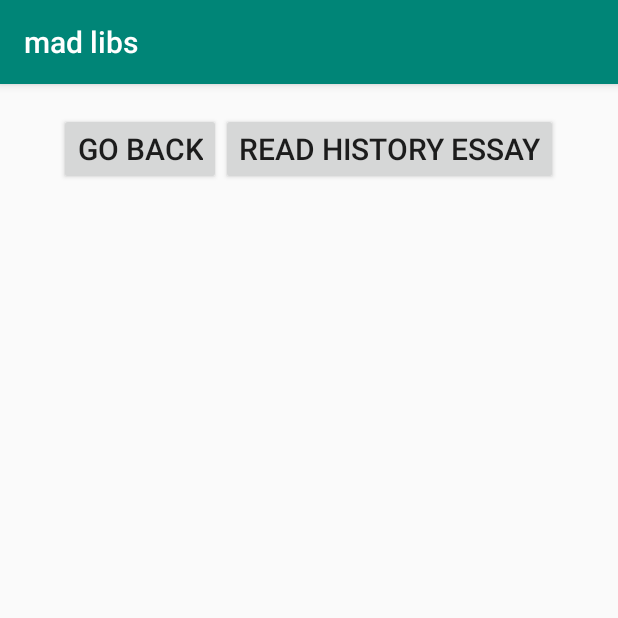
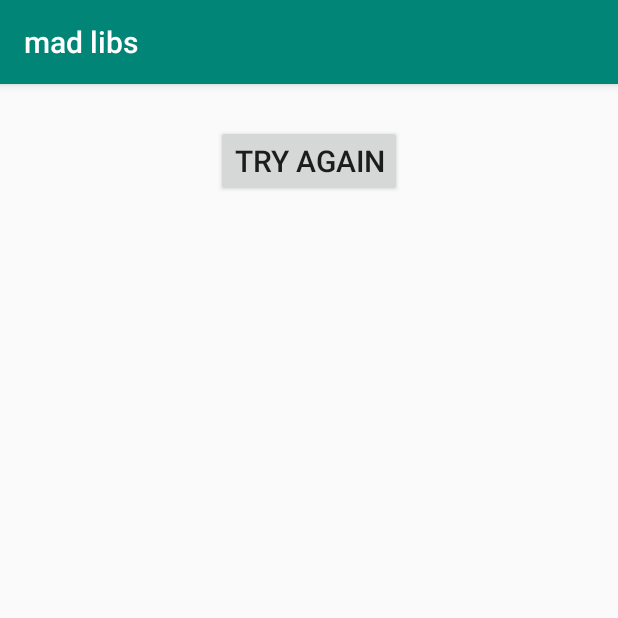
Before and after one commit to wk75548305/calculator, an Android app: the result screen opened directly, with no data from a screen before it, on a phone screen of 412 x 824 dp, the top half of it. Run offline under Robolectric (Android 15) with nearby library versions, the phone set to English and light mode, and no system bars; 4 statements that could not run were skipped.

Commit message:
Mobile A2 finished

```diff
--- a/HelloWorldApplication/madlibs/app/src/main/java/com/example/madlibs/result.java
+++ b/HelloWorldApplication/madlibs/app/src/main/java/com/example/madlibs/result.java
@@ -2,15 +2,87 @@ package com.example.madlibs;
 
 import androidx.appcompat.app.AppCompatActivity;
 
+import android.content.Intent;
 import android.os.Bundle;
+import android.view.View;
+import android.widget.Button;
+import android.widget.TextView;
 
-public class result extends AppCompatActivity {
+import org.w3c.dom.Text;
+
+import java.io.File;
+import java.util.ArrayList;
+
+public class result extends AppCompatActivity implements View.OnClickListener {
+
+    String essay;
+    ArrayList userinput;
+    int length;
+    String regex, output;
+    TextView result, record;
+    Button back;
+    Button history;
+    Button closehistory;
 
     @Override
     protected void onCreate(Bundle savedInstanceState) {
         super.onCreate(savedInstanceState);
         setContentView(R.layout.activity_result);
 
+        result = findViewById(R.id.result);
+        record = findViewById(R.id.record);
+        back = findViewById(R.id.back);
+        closehistory = findViewById(R.id.unshowrecord);
+        String regex = "<.*?>";
+
+        record.setText(output);
+
+        Bundle extradata = getIntent().getExtras();
+        essay = extradata.getString("essay");
+        userinput = extradata.getStringArrayList("userinput");
+        length = extradata.getInt("occurance");
+
+        output = essay;
+
+        for (int i = 0; i < length; i++) {
+            String dummy = (String) userinput.get(i);
+            output = output.replaceFirst(regex, dummy);
+        }
+
+        result.setText(output);
+
+
+
+        history.setOnClickListener(new View.OnClickListener() {
+            @Override
+            public void onClick(View view) {
+                record.setVisibility(View.VISIBLE);
+                history.setVisibility(View.GONE);
+                closehistory.setVisibility(View.VISIBLE);
+            }
+        });
+
+        closehistory.setOnClickListener(new View.OnClickListener() {
+            @Override
+            public void onClick(View view) {
+                record.setVisibility(View.GONE);
+                history.setVisibility(View.VISIBLE);
+                closehistory.setVisibility(View.GONE);
+            }
+        });
+
+        back.setOnClickListener(new View.OnClickListener() {
+            @Override
+            public void onClick(View view) {
+                final Intent intent = new Intent(result.this, MainActivity.class);
+                startActivity(intent);
+            }
+        });
+
+    }
+
+    @Override
+    public void onClick(View v) {
 
     }
 }
--- a/HelloWorldApplication/madlibs/app/src/main/res/layout/activity_main.xml
+++ b/HelloWorldApplication/madlibs/app/src/main/res/layout/activity_main.xml
@@ -46,6 +46,7 @@
             android:id="@+id/goresult"
             android:layout_width="wrap_content"
             android:layout_height="wrap_content"
+            android:visibility="invisible"
             android:text="lets go"
             />
     </LinearLayout>
--- a/HelloWorldApplication/madlibs/app/src/main/res/layout/activity_result.xml
+++ b/HelloWorldApplication/madlibs/app/src/main/res/layout/activity_result.xml
@@ -11,25 +11,38 @@
         android:id="@+id/result"
         android:layout_width="match_parent"
         android:layout_height="wrap_content"
+        android:textSize="20dp"
         />
     <LinearLayout
         android:layout_width="match_parent"
         android:layout_height="wrap_content"
         android:gravity="center_horizontal"
         android:orientation="horizontal">
-    <Button
-        android:id="@+id/back"
-        android:layout_width="wrap_content"
-        android:layout_height="wrap_content"
-        android:textSize="20dp"
-        android:text="Go back"
-        />
+
         <Button
-            android:id="@+id/history"
+            android:id="@+id/back"
             android:layout_width="wrap_content"
             android:layout_height="wrap_content"
-            android:text="Read history essay"
+            android:textSize="20dp"
+            android:text="Try Again"
+            />
+
+        <Button
+            android:id="@+id/unshowrecord"
+            android:layout_width="wrap_content"
+            android:layout_height="wrap_content"
+            android:visibility="gone"
+            android:text="Close History"
             android:textSize="20dp"
             />
+
     </LinearLayout>
+
+    <TextView
+        android:id="@+id/record"
+        android:layout_width="match_parent"
+        android:layout_height="wrap_content"
+        android:visibility="invisible"
+        android:textSize="20dp"
+        />
 </LinearLayout>
--- a/HelloWorldApplication/madlibs/app/src/main/res/raw/sample.txt
+++ b/HelloWorldApplication/madlibs/app/src/main/res/raw/sample.txt
@@ -1 +1 @@
-Let's try to run your <pronoun>. I assume you have connected your actual <adjectives> device with your <voice>. To run the app from the android studio, open one of your project's <noun> files and click Run  icon from the toolbar. Select your <verb> as an option and then check your mobile device which will display your default scree
+Let's try to run your <pronoun>. I assume you have connected your actual <adjectives> device with your <voice>. To run the app from the android studio, open one of your project's <noun> files and click Run  icon from the toolbar. Select your <verb> as an option and then check your mobile device which will display your default screen.
```
Also changed, not shown: HelloWorldApplication/madlibs/app/src/main/java/com/example/madlibs/MainActivity.java (+7 -3 lines).
